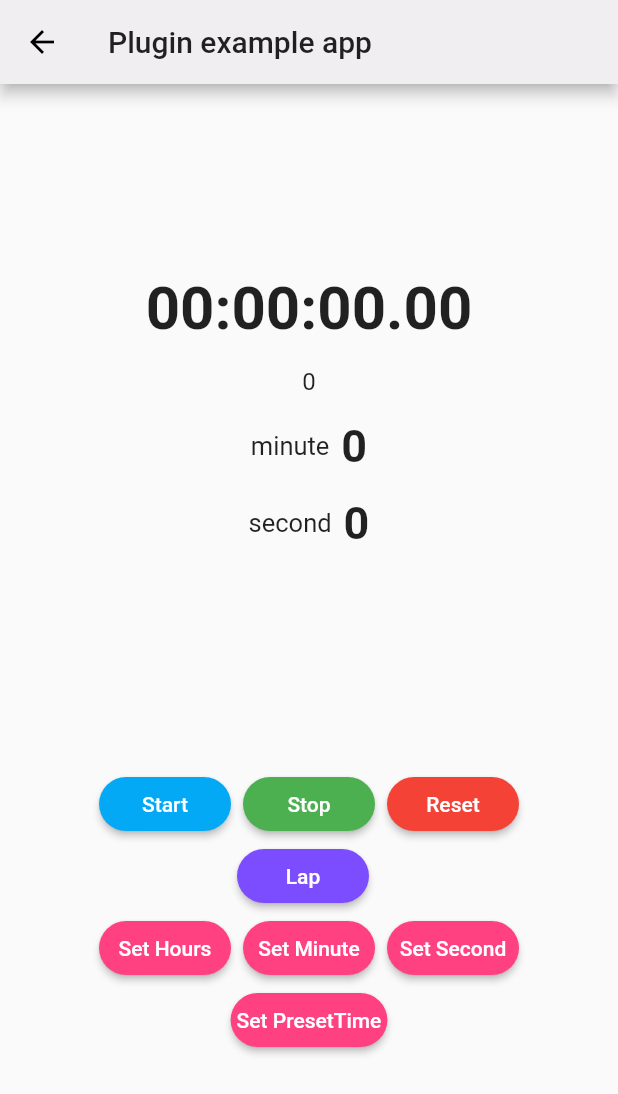
After one commit to Harmanjit14/RAISE-Hack4She2020, a Flutter app: the MyFitness screen opened by its route, on a phone screen of 412 x 824 dp. The commit adds this screen. Shown: the top 1094 px of the screen. Run offline on Flutter 3.47's test engine with Material 2 defaults, Android fonts, the phone set to English and light mode, and no system bars; our stand-ins replace animated_text_kit, flutter_spinkit, font_awesome_flutter, geolocator, google_fonts, graphql and 4 more; missing offline and left inert: hasura_connect, iqplayer, permissions_plugin; accounts and stored records are empty; Roboto replaces fonts that are missing (Helvetica).

Commit message:
timer added

```diff
--- /dev/null
+++ b/App/lib/Myfitness.dart
@@ -0,0 +1,390 @@
+import 'package:flutter/material.dart';
+import 'package:stop_watch_timer/stop_watch_timer.dart';
+
+class MyFitness extends StatefulWidget {
+  @override
+  _MyFitnessState createState() => _MyFitnessState();
+}
+
+class _MyFitnessState extends State<MyFitness> {
+  final _isHours = true;
+
+  final StopWatchTimer _stopWatchTimer = StopWatchTimer(
+    isLapHours: true,
+    onChange: (value) => print('onChange $value'),
+    onChangeRawSecond: (value) => print('onChangeRawSecond $value'),
+    onChangeRawMinute: (value) => print('onChangeRawMinute $value'),
+  );
+
+  final _scrollController = ScrollController();
+
+  @override
+  void initState() {
+    super.initState();
+    _stopWatchTimer.rawTime.listen((value) =>
+        print('rawTime $value ${StopWatchTimer.getDisplayTime(value)}'));
+    _stopWatchTimer.minuteTime.listen((value) => print('minuteTime $value'));
+    _stopWatchTimer.secondTime.listen((value) => print('secondTime $value'));
+    _stopWatchTimer.records.listen((value) => print('records $value'));
+
+    /// Can be set preset time. This case is "00:01.23".
+    // _stopWatchTimer.setPresetTime(mSec: 1234);
+  }
+
+  @override
+  void dispose() async {
+    super.dispose();
+    await _stopWatchTimer.dispose();
+  }
+
+  @override
+  Widget build(BuildContext context) {
+    return Scaffold(
+      appBar: AppBar(
+        title: const Text('Plugin example app'),
+      ),
+      body: Center(
+        child: Column(
+          mainAxisAlignment: MainAxisAlignment.center,
+          crossAxisAlignment: CrossAxisAlignment.center,
+          children: <Widget>[
+            /// Display stop watch time
+            Padding(
+              padding: const EdgeInsets.only(bottom: 0),
+              child: StreamBuilder<int>(
+                stream: _stopWatchTimer.rawTime,
+                initialData: _stopWatchTimer.rawTime.value,
+                builder: (context, snap) {
+                  final value = snap.data;
+                  final displayTime =
+                      StopWatchTimer.getDisplayTime(value, hours: _isHours);
+                  return Column(
+                    children: <Widget>[
+                      Padding(
+                        padding: const EdgeInsets.all(8),
+                        child: Text(
+                          displayTime,
+                          style: const TextStyle(
+                              fontSize: 40,
+                              fontFamily: 'Helvetica',
+                              fontWeight: FontWeight.bold),
+                        ),
+                      ),
+                      Padding(
+                        padding: const EdgeInsets.all(8),
+                        child: Text(
+                          value.toString(),
+                          style: const TextStyle(
+                              fontSize: 16,
+                              fontFamily: 'Helvetica',
+                              fontWeight: FontWeight.w400),
+                        ),
+                      ),
+                    ],
+                  );
+                },
+              ),
+            ),
+
+            /// Display every minute.
+            Padding(
+              padding: const EdgeInsets.only(bottom: 0),
+              child: StreamBuilder<int>(
+                stream: _stopWatchTimer.minuteTime,
+                initialData: _stopWatchTimer.minuteTime.value,
+                builder: (context, snap) {
+                  final value = snap.data;
+                  print('Listen every minute. $value');
+                  return Column(
+                    children: <Widget>[
+                      Padding(
+                          padding: const EdgeInsets.all(8),
+                          child: Row(
+                            mainAxisAlignment: MainAxisAlignment.center,
+                            crossAxisAlignment: CrossAxisAlignment.center,
+                            children: <Widget>[
+                              const Padding(
+                                padding: EdgeInsets.symmetric(horizontal: 4),
+                                child: Text(
+                                  'minute',
+                                  style: TextStyle(
+                                    fontSize: 17,
+                                    fontFamily: 'Helvetica',
+                                  ),
+                                ),
+                              ),
+                              Padding(
+                                padding:
+                                    const EdgeInsets.symmetric(horizontal: 4),
+                                child: Text(
+                                  value.toString(),
+                                  style: const TextStyle(
+                                      fontSize: 30,
+                                      fontFamily: 'Helvetica',
+                                      fontWeight: FontWeight.bold),
+                                ),
+                              ),
+                            ],
+                          )),
+                    ],
+                  );
+                },
+              ),
+            ),
+
+            /// Display every second.
+            Padding(
+              padding: const EdgeInsets.only(bottom: 0),
+              child: StreamBuilder<int>(
+                stream: _stopWatchTimer.secondTime,
+                initialData: _stopWatchTimer.secondTime.value,
+                builder: (context, snap) {
+                  final value = snap.data;
+                  print('Listen every second. $value');
+                  return Column(
+                    children: <Widget>[
+                      Padding(
+                          padding: const EdgeInsets.all(8),
+                          child: Row(
+                            mainAxisAlignment: MainAxisAlignment.center,
+                            crossAxisAlignment: CrossAxisAlignment.center,
+                            children: <Widget>[
+                              const Padding(
+                                padding: EdgeInsets.symmetric(horizontal: 4),
+                                child: Text(
+                                  'second',
+                                  style: TextStyle(
+                                    fontSize: 17,
+                                    fontFamily: 'Helvetica',
+                                  ),
+                                ),
+                              ),
+                              Padding(
+                                padding:
+                                    const EdgeInsets.symmetric(horizontal: 4),
+                                child: Text(
+                                  value.toString(),
+                                  style: TextStyle(
+                                      fontSize: 30,
+                                      fontFamily: 'Helvetica',
+                                      fontWeight: FontWeight.bold),
+                                ),
+                              ),
+                            ],
+                          )),
+                    ],
+                  );
+                },
+              ),
+            ),
+
+            /// Lap time.
+            Container(
+              height: 120,
+              margin: const EdgeInsets.all(8),
+              child: StreamBuilder<List<StopWatchRecord>>(
+                stream: _stopWatchTimer.records,
+                initialData: _stopWatchTimer.records.value,
+                builder: (context, snap) {
+                  final value = snap.data;
+                  if (value.isEmpty) {
+                    return Container();
+                  }
+                  Future.delayed(const Duration(milliseconds: 100), () {
+                    _scrollController.animateTo(
+                        _scrollController.position.maxScrollExtent,
+                        duration: const Duration(milliseconds: 200),
+                        curve: Curves.easeOut);
+                  });
+                  print('Listen records. $value');
+                  return ListView.builder(
+                    controller: _scrollController,
+                    scrollDirection: Axis.vertical,
+                    itemBuilder: (BuildContext context, int index) {
+                      final data = value[index];
+                      return Column(
+                        children: <Widget>[
+                          Padding(
+                            padding: const EdgeInsets.all(8),
+                            child: Text(
+                              '${index + 1} ${data.displayTime}',
+                              style: const TextStyle(
+                                  fontSize: 17,
+                                  fontFamily: 'Helvetica',
+                                  fontWeight: FontWeight.bold),
+                            ),
+                          ),
+                          const Divider(
+                            height: 1,
+                          )
+                        ],
+                      );
+                    },
+                    itemCount: value.length,
+                  );
+                },
+              ),
+            ),
+
+            /// Button
+            Padding(
+              padding: const EdgeInsets.all(2),
+              child: Column(
+                children: <Widget>[
+                  Padding(
+                    padding: const EdgeInsets.only(bottom: 0),
+                    child: Row(
+                      mainAxisAlignment: MainAxisAlignment.center,
+                      children: <Widget>[
+                        Padding(
+                          padding: const EdgeInsets.symmetric(horizontal: 4),
+                          child: RaisedButton(
+                            padding: const EdgeInsets.all(4),
+                            color: Colors.lightBlue,
+                            shape: const StadiumBorder(),
+                            onPressed: () async {
+                              _stopWatchTimer.onExecute
+                                  .add(StopWatchExecute.start);
+                            },
+                            child: const Text(
+                              'Start',
+                              style: TextStyle(color: Colors.white),
+                            ),
+                          ),
+                        ),
+                        Padding(
+                          padding: const EdgeInsets.symmetric(horizontal: 4),
+                          child: RaisedButton(
+                            padding: const EdgeInsets.all(4),
+                            color: Colors.green,
+                            shape: const StadiumBorder(),
+                            onPressed: () async {
+                              _stopWatchTimer.onExecute
+                                  .add(StopWatchExecute.stop);
+                            },
+                            child: const Text(
+                              'Stop',
+                              style: TextStyle(color: Colors.white),
+                            ),
+                          ),
+                        ),
+                        Padding(
+                          padding: const EdgeInsets.symmetric(horizontal: 4),
+                          child: RaisedButton(
+                            padding: const EdgeInsets.all(4),
+                            color: Colors.red,
+                            shape: const StadiumBorder(),
+                            onPressed: () async {
+                              _stopWatchTimer.onExecute
+                                  .add(StopWatchExecute.reset);
+                            },
+                            child: const Text(
+                              'Reset',
+                              style: TextStyle(color: Colors.white),
+                            ),
+                          ),
+                        ),
+                      ],
+                    ),
+                  ),
+                  Padding(
+                    padding: const EdgeInsets.symmetric(horizontal: 4),
+                    child: Row(
+                      mainAxisAlignment: MainAxisAlignment.center,
+                      children: <Widget>[
+                        Padding(
+                          padding: const EdgeInsets.all(0).copyWith(right: 8),
+                          child: RaisedButton(
+                            padding: const EdgeInsets.all(4),
+                            color: Colors.deepPurpleAccent,
+                            shape: const StadiumBorder(),
+                            onPressed: () async {
+                              _stopWatchTimer.onExecute
+                                  .add(StopWatchExecute.lap);
+                            },
+                            child: const Text(
+                              'Lap',
+                              style: TextStyle(color: Colors.white),
+                            ),
+                          ),
+                        ),
+                      ],
+                    ),
+                  ),
+                  Padding(
+                    padding: const EdgeInsets.all(0),
+                    child: Row(
+                      mainAxisAlignment: MainAxisAlignment.center,
+                      children: <Widget>[
+                        Padding(
+                          padding: const EdgeInsets.symmetric(horizontal: 4),
+                          child: RaisedButton(
+                            padding: const EdgeInsets.all(4),
+                            color: Colors.pinkAccent,
+                            shape: const StadiumBorder(),
+                            onPressed: () async {
+                              _stopWatchTimer.setPresetHoursTime(1);
+                            },
+                            child: const Text(
+                              'Set Hours',
+                              style: TextStyle(color: Colors.white),
+                            ),
+                          ),
+                        ),
+                        Padding(
+                          padding: const EdgeInsets.symmetric(horizontal: 4),
+                          child: RaisedButton(
+                            padding: const EdgeInsets.all(4),
+                            color: Colors.pinkAccent,
+                            shape: const StadiumBorder(),
+                            onPressed: () async {
+                              _stopWatchTimer.setPresetMinuteTime(59);
+                            },
+                            child: const Text(
+                              'Set Minute',
+                              style: TextStyle(color: Colors.white),
+                            ),
+                          ),
+                        ),
+                        Padding(
+                          padding: const EdgeInsets.symmetric(horizontal: 4),
+                          child: RaisedButton(
+                            padding: const EdgeInsets.all(4),
+                            color: Colors.pinkAccent,
+                            shape: const StadiumBorder(),
+                            onPressed: () async {
+                              _stopWatchTimer.setPresetSecondTime(59);
+                            },
+                            child: const Text(
+                              'Set Second',
+                              style: TextStyle(color: Colors.white),
+                            ),
+                          ),
+                        ),
+                      ],
+                    ),
+                  ),
+                  Padding(
+                    padding: const EdgeInsets.symmetric(horizontal: 4),
+                    child: RaisedButton(
+                      padding: const EdgeInsets.all(4),
+                      color: Colors.pinkAccent,
+                      shape: const StadiumBorder(),
+                      onPressed: () async {
+                        _stopWatchTimer.setPresetTime(mSec: 3599 * 1000);
+                      },
+                      child: const Text(
+                        'Set PresetTime',
+                        style: TextStyle(color: Colors.white),
+                      ),
+                    ),
+                  ),
+                ],
+              ),
+            )
+          ],
+        ),
+      ),
+    );
+  }
+}
--- a/App/lib/fitness.dart
+++ b/App/lib/fitness.dart
@@ -28,7 +28,9 @@ class _FitnessScreenState extends State<FitnessScreen> with ColorFile {
   Widget build(BuildContext context) {
     return Scaffold(
       floatingActionButton: FloatingActionButton(
-        onPressed: (){},
+        onPressed: (){
+          Navigator.pushNamed(context, "/timer");
+        },
         backgroundColor: Colors.green,
         child: Icon(FontAwesomeIcons.clock),
       ),
--- a/App/lib/main.dart
+++ b/App/lib/main.dart
@@ -1,5 +1,6 @@
 import 'package:RAISE/Auth.dart';
 import 'package:RAISE/Dashboard.dart';
+import 'package:RAISE/Myfitness.dart';
 import 'package:RAISE/Profilepage.dart';
 import 'package:RAISE/colorFile.dart';
 import 'package:RAISE/fitness.dart';
@@ -37,6 +38,7 @@ class MyApp extends StatelessWidget with ColorFile {
         '/createProfile': (context) => CreateMyProfile(),
         '/fit': (context) => FitnessScreen(),
         '/test': (context) => HealthTest(),
+        '/timer': (context) => MyFitness(),
       },
       initialRoute: "/",
     );
--- a/App/pubspec.yaml
+++ b/App/pubspec.yaml
@@ -41,6 +41,7 @@ dependencies:
   permissions_plugin: ^1.1.4
   # video_player: ^1.0.1
   iqplayer: ^0.4.0
+  stop_watch_timer: ^0.6.0+1
 
 dev_dependencies:
   flutter_test:
```
Also changed, not shown: App/pubspec.lock.
